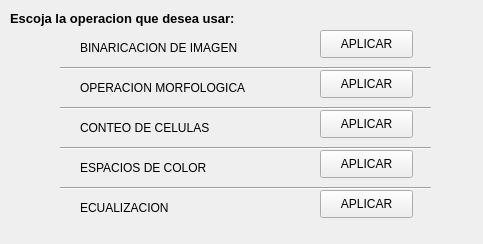
Qt form vista/interfaz_JPGPNG.ui (Franchisss/PROYECTO-FINAL-INFO) before a commit.
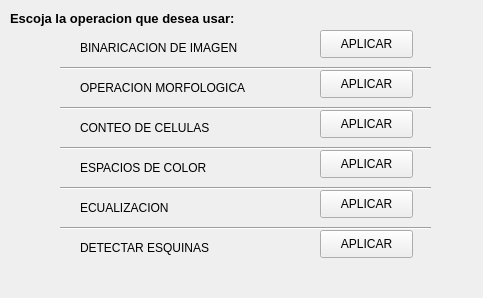
The same form after that commit.

What changed in the file:
```diff
--- a/vista/interfaz_JPGPNG.ui
+++ b/vista/interfaz_JPGPNG.ui
@@ -7,7 +7,7 @@
     <x>0</x>
     <y>0</y>
     <width>483</width>
-    <height>244</height>
+    <height>298</height>
    </rect>
   </property>
   <property name="font">
@@ -231,6 +231,45 @@
     <string>APLICAR</string>
    </property>
   </widget>
+  <widget class="Line" name="line_5">
+   <property name="geometry">
+    <rect>
+     <x>60</x>
+     <y>220</y>
+     <width>371</width>
+     <height>16</height>
+    </rect>
+   </property>
+   <property name="orientation">
+    <enum>Qt::Horizontal</enum>
+   </property>
+  </widget>
+  <widget class="QLabel" name="ecualizacion_2">
+   <property name="geometry">
+    <rect>
+     <x>80</x>
+     <y>240</y>
+     <width>161</width>
+     <height>16</height>
+    </rect>
+   </property>
+   <property name="text">
+    <string>DETECTAR ESQUINAS</string>
+   </property>
+  </widget>
+  <widget class="QPushButton" name="bnt_esquinas">
+   <property name="geometry">
+    <rect>
+     <x>320</x>
+     <y>230</y>
+     <width>93</width>
+     <height>28</height>
+    </rect>
+   </property>
+   <property name="text">
+    <string>APLICAR</string>
+   </property>
+  </widget>
  </widget>
  <resources/>
  <connections/>
```
